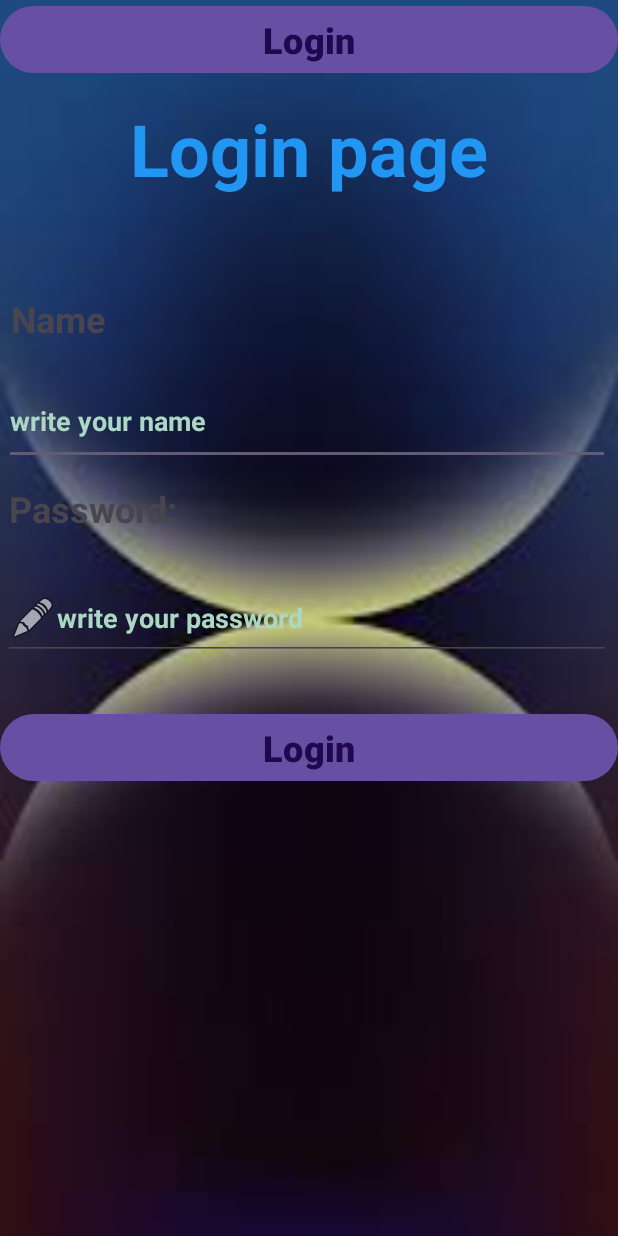
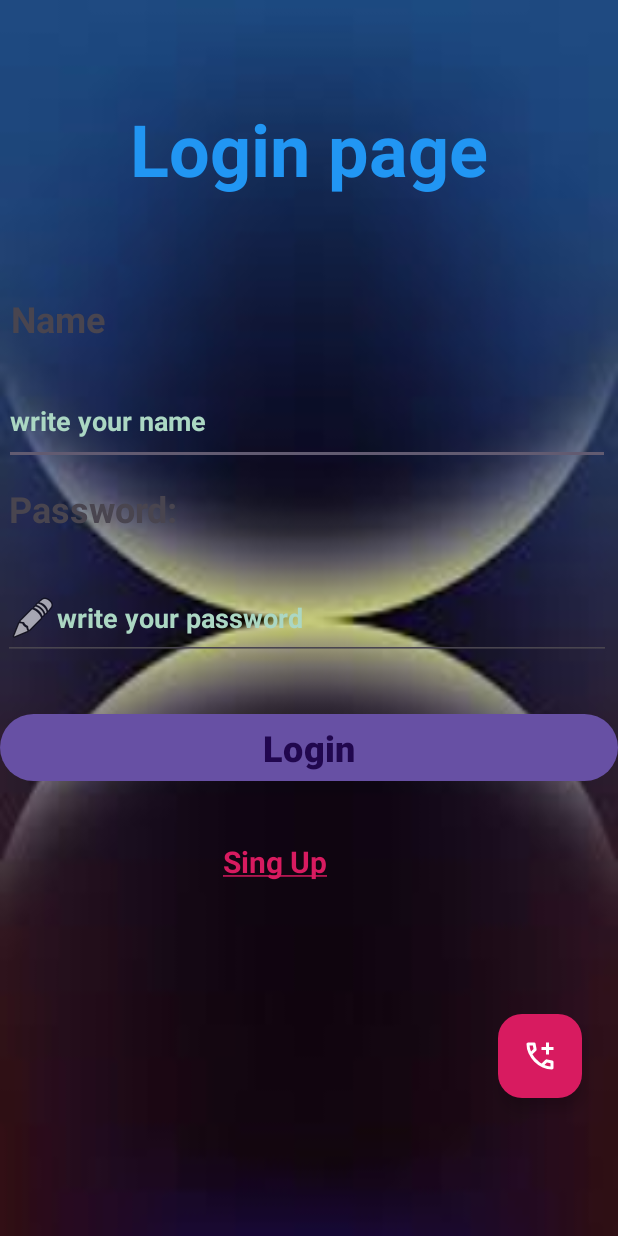
Before and after one commit to rakibmridha2050/Android-1, an Android app: the screen it shows after launch (MainActivity), on a phone screen of 412 x 824 dp. Run offline under Robolectric (Android 15) with nearby library versions, the phone set to English and light mode, and no system bars.

Commit message:
modify login and added signin page

```diff
--- a/app/src/main/AndroidManifest.xml
+++ b/app/src/main/AndroidManifest.xml
@@ -12,6 +12,9 @@
         android:supportsRtl="true"
         android:theme="@style/Theme.MyFirstApplication">
         <activity
+            android:name=".SignUpActivity"
+            android:exported="false" />
+        <activity
             android:name=".MainActivity"
             android:exported="true">
             <intent-filter>
--- a/app/src/main/java/com/rakib/myapplication/MainActivity.java
+++ b/app/src/main/java/com/rakib/myapplication/MainActivity.java
@@ -1,10 +1,14 @@
 package com.rakib.myapplication;
 
 import android.annotation.SuppressLint;
+import android.app.AlertDialog;
+import android.content.Intent;
 import android.os.Bundle;
+import android.view.LayoutInflater;
 import android.view.View;
 import android.widget.Button;
 import android.widget.EditText;
+import android.widget.TextView;
 import android.widget.Toast;
 
 import androidx.activity.EdgeToEdge;
@@ -13,11 +17,18 @@ import androidx.core.graphics.Insets;
 import androidx.core.view.ViewCompat;
 import androidx.core.view.WindowInsetsCompat;
 
+import com.google.android.material.floatingactionbutton.FloatingActionButton;
+import com.google.android.material.snackbar.Snackbar;
+
 public class MainActivity extends AppCompatActivity {
 
     EditText etUsername, etPassword;
     Button btnLogin;
     Button btnChooseColor;
+
+    FloatingActionButton fab;
+
+    TextView tvSignUp;
 
     @SuppressLint("MissingInflatedId")
     @Override
@@ -30,6 +41,21 @@ public class MainActivity extends AppCompatActivity {
         etUsername = findViewById(R.id.etUsername);
         etPassword = findViewById(R.id.etPassword);
         btnLogin = findViewById(R.id.btnLogin);
+        fab = findViewById(R.id.fab);
+        tvSignUp = findViewById(R.id.tvSignUp);
+
+        tvSignUp.setOnClickListener(v -> {
+            Toast.makeText(MainActivity.this, "Sing up  click", Toast.LENGTH_LONG).show();
+
+            Intent intent = new Intent(MainActivity.this, SignUpActivity.class);
+            startActivity(intent);
+
+        });
+
+        fab.setOnClickListener(v -> {
+            Toast.makeText(MainActivity.this, "fab click", Toast.LENGTH_LONG).show();
+
+        });
 
         btnLogin.setOnClickListener(new View.OnClickListener() {
             @Override
@@ -37,7 +63,49 @@ public class MainActivity extends AppCompatActivity {
                 String username = etUsername.getText().toString().trim();
                 String password = etPassword.getText().toString().trim();
 
-                Toast.makeText(MainActivity.this, "Hello", Toast.LENGTH_SHORT).show();
+//                Toast.makeText(MainActivity.this, "Hello", Toast.LENGTH_SHORT).show();
+
+                if (username.isEmpty() || password.isEmpty()){
+
+                    Toast.makeText(MainActivity.this, "Please fill all fields", Toast.LENGTH_SHORT).show();
+                } else if (username.equals("admin")&& password.equals("1234")) {
+                    Toast.makeText(MainActivity.this, "Login successful", Toast.LENGTH_SHORT).show();
+
+                }else {
+
+                    LayoutInflater inflater = getLayoutInflater();
+                    View layout = inflater.inflate(R.layout.custom_toast, null);
+
+                    TextView text = layout.findViewById(R.id.toast_text);
+                    text.setText("hello Rakib ! Custom toast!  working");
+
+                    Toast toast = new Toast(getApplicationContext());
+                    toast.setDuration(Toast.LENGTH_SHORT);
+                    toast.setView(layout);
+                    toast.show();
+
+
+
+
+//                    Toast.makeText(MainActivity.this, "Invalid Credentials", Toast.LENGTH_SHORT).show();
+//                    Snackbar.make(findViewById(android.R.id.content), "Message deleted", Snackbar.LENGTH_SHORT).setAction("UNDO", new View.OnClickListener() {
+//                        @Override
+//                        public void onClick(View v) {
+//                            Toast.makeText(MainActivity.this, "Action undone", Toast.LENGTH_SHORT).show();
+//                        }
+//                    }).show();
+
+//                    new AlertDialog.Builder(MainActivity.this).setTitle("Delete Item").setMessage("Are you sure you want to delete this?")
+//                            .setIcon(android.R.drawable.ic_dialog_alert)
+//                            .setPositiveButton("Yes", (dialog, which) ->{
+//                                Toast.makeText(MainActivity.this, "Deleted", Toast.LENGTH_SHORT).show();
+//
+//                            } ).setNegativeButton("No",(dialog, which) -> {
+//                                Toast.makeText(MainActivity.this, "No Deleted", Toast.LENGTH_LONG).show();
+//
+//                            }).show();
+
+                }
             }
         });
 
--- /dev/null
+++ b/app/src/main/res/drawable/call_24.xml
@@ -0,0 +1,12 @@
+<vector xmlns:android="http://schemas.android.com/apk/res/android"
+    android:width="24dp"
+    android:height="24dp"
+    android:tint="#000000"
+    android:viewportWidth="960"
+    android:viewportHeight="960">
+
+    <path
+        android:fillColor="@android:color/holo_red_light"
+        android:pathData="M640,440L640,320L520,320L520,240L640,240L640,120L720,120L720,240L840,240L840,320L720,320L720,440L640,440ZM798,840Q673,840 551,785.5Q429,731 329,631Q229,531 174.5,409Q120,287 120,162Q120,144 132,132Q144,120 162,120L324,120Q338,120 349,129.5Q360,139 362,152L388,292Q390,308 387,319Q384,330 376,338L279,436Q299,473 326.5,507.5Q354,542 387,574Q418,605 452,631.5Q486,658 524,680L618,586Q627,577 641.5,572.5Q656,568 670,570L808,598Q822,602 831,612.5Q840,623 840,636L840,798Q840,816 828,828Q816,840 798,840ZM241,360L307,294Q307,294 307,294Q307,294 307,294L290,200Q290,200 290,200Q290,200 290,200L201,200Q201,200 201,200Q201,200 201,200Q206,241 215,281Q224,321 241,360ZM599,718Q638,735 678.5,745Q719,755 760,758Q760,758 760,758Q760,758 760,758L760,670Q760,670 760,670Q760,670 760,670L666,651Q666,651 666,651Q666,651 666,651L599,718ZM241,360Q241,360 241,360Q241,360 241,360Q241,360 241,360Q241,360 241,360L241,360Q241,360 241,360Q241,360 241,360L241,360Q241,360 241,360Q241,360 241,360ZM599,718L599,718Q599,718 599,718Q599,718 599,718L599,718Q599,718 599,718Q599,718 599,718L599,718Q599,718 599,718Q599,718 599,718Q599,718 599,718Q599,718 599,718Z" />
+
+</vector>
--- /dev/null
+++ b/app/src/main/res/drawable/outline_android_cell_5_bar_24.xml
@@ -0,0 +1,5 @@
+<vector xmlns:android="http://schemas.android.com/apk/res/android" android:height="24dp" android:tint="#000000" android:viewportHeight="960" android:viewportWidth="960" android:width="24dp">
+
+    <path android:fillColor="@android:color/white" android:pathData="M40,800L40,560L160,560L160,800L40,800ZM230,800L230,480L350,480L350,800L230,800ZM420,800L420,360L540,360L540,800L420,800ZM610,800L610,280L730,280L730,800L610,800ZM800,800L800,160L920,160L920,800L800,800Z"/>
+
+</vector>
--- a/app/src/main/res/layout/activity_main.xml
+++ b/app/src/main/res/layout/activity_main.xml
@@ -9,19 +9,19 @@
 
     tools:context=".MainActivity">
 
-    <Button
-        android:id="@+id/button2"
-        android:layout_width="0dp"
-        android:layout_height="wrap_content"
-        android:layout_marginTop="156dp"
-        android:text="@string/login"
-        android:textColor="#21074E"
-        android:textSize="24sp"
-        android:textStyle="bold"
-        app:layout_constraintEnd_toEndOf="parent"
-        app:layout_constraintHorizontal_bias="0.0"
-        app:layout_constraintStart_toStartOf="parent"
-        app:layout_constraintTop_toBottomOf="@+id/editTextTextPassword" />
+    <!--    <Button-->
+    <!--        android:id="@+id/button2"-->
+    <!--        android:layout_width="0dp"-->
+    <!--        android:layout_height="wrap_content"-->
+    <!--        android:layout_marginTop="156dp"-->
+    <!--        android:text="@string/login"-->
+    <!--        android:textColor="#21074E"-->
+    <!--        android:textSize="24sp"-->
+    <!--        android:textStyle="bold"-->
+    <!--        app:layout_constraintEnd_toEndOf="parent"-->
+    <!--        app:layout_constraintHorizontal_bias="0.0"-->
+    <!--        app:layout_constraintStart_toStartOf="parent"-->
+    <!--        app:layout_constraintTop_toBottomOf="@+id/editTextTextPassword" />-->
 
     <TextView
         android:id="@+id/textView3"
@@ -42,7 +42,7 @@
         android:layout_width="404dp"
         android:layout_height="58dp"
         android:ems="10"
-        android:hint="write your name"
+        android:hint="@string/write_your_name"
         android:inputType="text"
         android:textAlignment="textStart"
         android:textColor="#EDD822"
@@ -92,14 +92,14 @@
         android:id="@+id/btnLogin"
         android:layout_width="0dp"
         android:layout_height="wrap_content"
+        android:layout_marginTop="32dp"
         android:text="@string/login"
         android:textColor="#21074E"
         android:textSize="24sp"
         android:textStyle="bold"
+        app:layout_constraintEnd_toEndOf="parent"
         app:layout_constraintStart_toStartOf="parent"
-        app:layout_constraintEnd_toEndOf="parent"
-        app:layout_constraintTop_toBottomOf="@+id/etPassword"
-        android:layout_marginTop="32dp" />
+        app:layout_constraintTop_toBottomOf="@+id/etPassword" />
 
 
 
@@ -117,4 +117,38 @@
         app:layout_constraintStart_toStartOf="parent"
         app:layout_constraintTop_toTopOf="parent"
         app:layout_constraintVertical_bias="0.088" />
+
+    <com.google.android.material.floatingactionbutton.FloatingActionButton
+        android:id="@+id/fab"
+        android:layout_width="wrap_content"
+        android:layout_height="wrap_content"
+        android:backgroundTint="@color/colorAccent"
+        app:tint="@android:color/white"
+
+        android:clickable="true"
+        app:layout_constraintBottom_toBottomOf="parent"
+        app:layout_constraintEnd_toEndOf="parent"
+        app:layout_constraintHorizontal_bias="0.932"
+        app:layout_constraintStart_toStartOf="parent"
+        app:layout_constraintTop_toTopOf="parent"
+        app:layout_constraintVertical_bias="0.88"
+        app:rippleColor="@color/black"
+        app:srcCompat="@drawable/call_24" />
+
+    <TextView
+        android:id="@+id/tvSignUp"
+        android:layout_width="144dp"
+        android:layout_height="40dp"
+        android:text="@string/sign_up"
+        android:textAlignment="center"
+        android:textColor="@color/colorAccent"
+        android:textSize="20sp"
+        android:textStyle="bold"
+        app:layout_constraintBottom_toBottomOf="parent"
+        app:layout_constraintEnd_toEndOf="parent"
+        app:layout_constraintHorizontal_bias="0.415"
+        app:layout_constraintStart_toStartOf="parent"
+        app:layout_constraintTop_toBottomOf="@+id/btnLogin"
+        app:layout_constraintVertical_bias="0.14" />
+
 </androidx.constraintlayout.widget.ConstraintLayout>
--- a/app/src/main/res/values/strings.xml
+++ b/app/src/main/res/values/strings.xml
@@ -3,4 +3,6 @@
     <string name="name">Name</string>
     <string name="password">Password:</string>
     <string name="login">Login</string>
+    <string name="sign_up"><u>Sing Up</u></string>
+    <string name="write_your_name">write your name</string>
 </resources>
```
Also changed, not shown: app/src/main/java/com/rakib/myapplication/SignUpActivity.java (added, +43 -0 lines), app/src/main/res/drawable/bg_gradient.xml (added, +10 -0 lines), app/src/main/res/drawable/toast_bg.xml (added, +10 -0 lines), app/src/main/res/layout/activity_sign_up.xml (added, +186 -0 lines), app/src/main/res/layout/custom_toast.xml (added, +24 -0 lines), app/src/main/res/values/colors.xml (+16 -2 lines).
